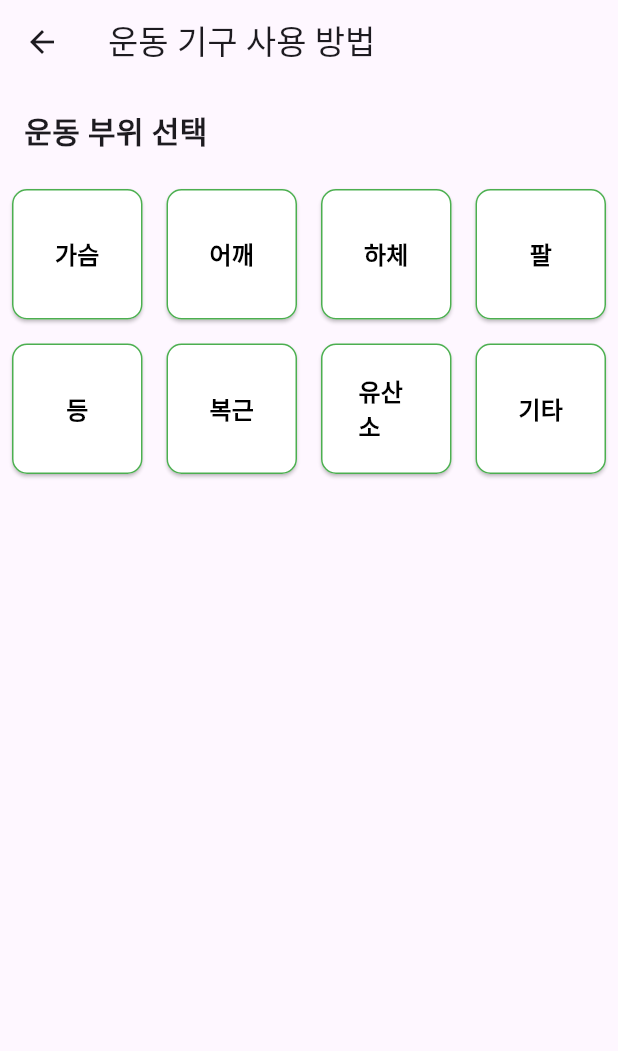
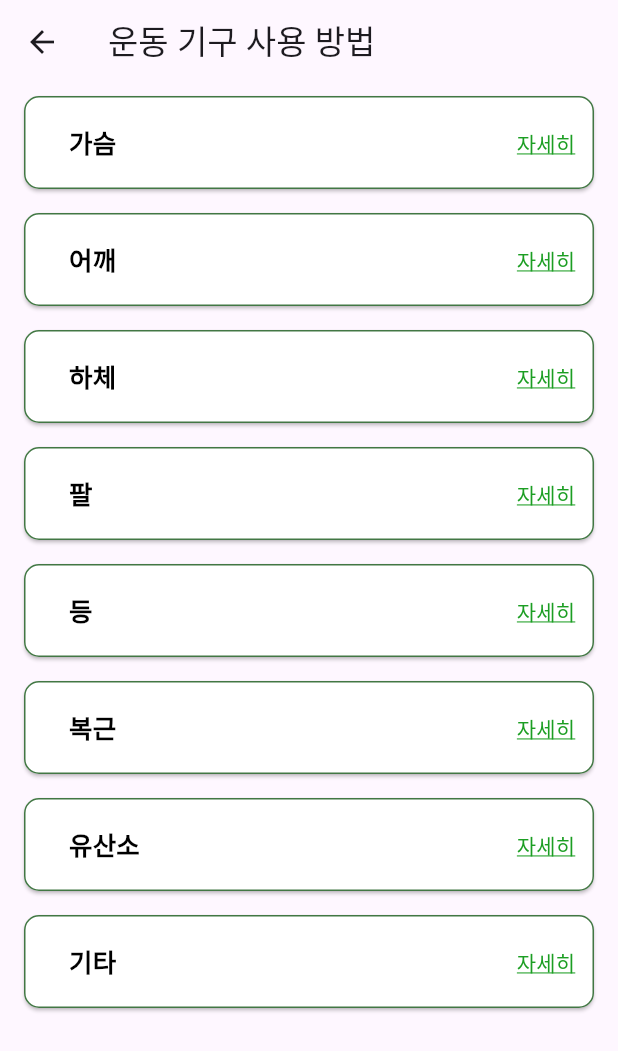
Before and after one commit to KwonYongHoun/Capstone3, a Flutter app: the ExerciseGuidePage screen opened directly, on a phone screen of 412 x 824 dp. Shown: the top 1051 px of the screen. Run offline on Flutter 3.47's test engine with Material 3 defaults, Android fonts, the light colour scheme and no system bars; our stand-ins replace cloud_firestore, firebase_core, font_awesome_flutter, qr_flutter, shared_preferences, table_calendar; missing offline and left inert: flutter_barcode_scanner; accounts and stored records are empty.

Commit message:
운동기구 UI 수정

```diff
--- a/lib/Kim/exercise/exercise_guide.dart
+++ b/lib/Kim/exercise/exercise_guide.dart
@@ -11,29 +11,15 @@ class ExerciseGuidePage extends StatelessWidget {
       appBar: AppBar(
         title: const Text('운동 기구 사용 방법'),
       ),
-      body: Column(
-        crossAxisAlignment: CrossAxisAlignment.start,
-        children: [
-          const Padding(
-            padding: EdgeInsets.all(16.0),
-            child: Text(
-              '운동 부위 선택',
-              style: TextStyle(
-                fontSize: 20,
-                fontWeight: FontWeight.bold,
-              ),
-            ),
-          ),
-          Expanded(
-            child: GridView.count(
-              crossAxisCount: 4,
-              children: List.generate(
-                bodyParts.length,
-                (index) => ExercisePartButton(bodyPart: bodyParts[index]),
-              ),
-            ),
-          ),
-        ],
+      body: ListView.builder(
+        itemCount: bodyParts.length,
+        itemBuilder: (context, index) {
+          return Padding(
+            padding: const EdgeInsets.symmetric(
+                vertical: 8.0, horizontal: 16.0), // 버튼 사이의 간격 조정
+            child: ExercisePartButton(bodyPart: bodyParts[index]),
+          );
+        },
       ),
     );
   }
@@ -47,9 +33,7 @@ class ExercisePartButton extends StatelessWidget {
 
   @override
   Widget build(BuildContext context) {
-    return Padding(
-      padding: const EdgeInsets.all(8.0),
-      child: ElevatedButton(
+    return ElevatedButton(
       onPressed: () {
         Navigator.push(
           context,
@@ -63,20 +47,50 @@ class ExercisePartButton extends StatelessWidget {
         shape: MaterialStateProperty.all<RoundedRectangleBorder>(
           RoundedRectangleBorder(
             borderRadius: BorderRadius.circular(10.0),
-              side: const BorderSide(color: Colors.green), // 테두리를 초록으로 설정
+            side: const BorderSide(
+                color: Color.fromARGB(255, 66, 119, 68)), // 테두리를 초록으로 설정
           ),
         ),
         padding: MaterialStateProperty.all<EdgeInsetsGeometry>(
-              const EdgeInsets.symmetric(vertical: 20.0, horizontal: 25.0)),
+            const EdgeInsets.symmetric(vertical: 7.0)),
+        // 세로 방향으로만 여백 설정
+        minimumSize: MaterialStateProperty.all<Size>(
+            Size(double.infinity, 10)), // 버튼의 최소 크기 지정
       ),
+      child: Row(
+        mainAxisAlignment: MainAxisAlignment.spaceBetween, // 버튼과 텍스트를 오른쪽에 정렬
+        children: [
+          Padding(
+            padding: const EdgeInsets.symmetric(horizontal: 30.0),
             child: Text(
               bodyPart,
+              textAlign: TextAlign.left, // 텍스트를 왼쪽에 붙이기
               style: const TextStyle(
-            fontSize: 16,
-            fontWeight: FontWeight.bold, // 굵은체로 변경
+                fontSize: 17,
+                fontWeight: FontWeight.bold,
                 color: Colors.black, // 흰색으로 변경
               ),
             ),
+          ),
+          TextButton(
+            onPressed: () {
+              Navigator.push(
+                context,
+                MaterialPageRoute(
+                    builder: (context) =>
+                        ExerciseDetailPage(bodyPart: bodyPart)),
+              );
+            },
+            child: Text(
+              '자세히',
+              style: TextStyle(
+                color: Color.fromARGB(255, 28, 158, 35), // 파란색 텍스트로 변경
+                decoration: TextDecoration.underline, // 밑줄 추가
+                decorationColor: Color.fromARGB(255, 28, 158, 35), // 밑줄 색상 지정
+              ),
+            ),
+          ),
+        ],
       ),
     );
   }
@@ -137,8 +151,9 @@ class ExerciseEquipmentCard extends StatelessWidget {
       decoration: BoxDecoration(
         // 테두리 스타일 지정
         color: Colors.white, // 배경색을 하얀색으로 설정
-        border: Border.all(color: Colors.green), // 테두리를 회색으로 설정
-        borderRadius: BorderRadius.circular(10.0), // 테두리를 둥글게 만듦
+        border:
+            Border.all(color: Color.fromARGB(255, 81, 143, 79)), // 테두리를 회색으로 설정
+        borderRadius: BorderRadius.circular(7.0), // 테두리를 둥글게 만듦
       ),
       child: ListTile(
         leading: Image.asset(equipment.imageUrl),
```
Also changed, not shown: lib/Kim/exercise/exercise_explain.dart (+15 -7 lines). Lines whose indentation alone changed are shown as unchanged.
